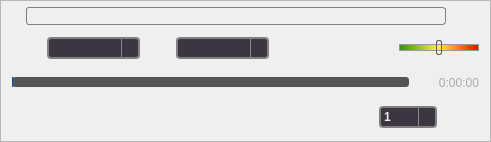
Old version of the form forms/qoverlayedcontrol.ui in the repository Jo2003/vlc_record.
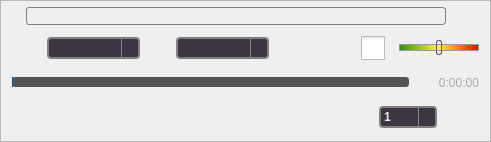
New version of the form. Icons and pictures are not drawn. Custom widgets are drawn as their Qt base class.

Commit message: add mute button

Patch:
```diff
--- a/forms/qoverlayedcontrol.ui
+++ b/forms/qoverlayedcontrol.ui
@@ -404,7 +404,26 @@
          </spacer>
         </item>
         <item>
-         <widget class="QLabel" name="labSound">
+             <widget class="QCheckBox" name="checkMute">
+              <property name="styleSheet">
+               <string notr="true"> QCheckBox#checkMute {
+     spacing: 5px;
+ }
+
+QCheckBox#checkMute::indicator {
+     width:  24px;
+     height: 24px;
+}
+
+QCheckBox#checkMute::indicator:unchecked {
+     image: url(:/player/sound_on);
+}
+
+QCheckBox#checkMute::indicator:checked {
+     image: url(:/player/sound_off);
+}
+</string>
+              </property>
           <property name="text">
            <string/>
           </property>
```
Left out of the diff: 3 changed lines with no effect on the pictures. Lines whose indentation alone changed are shown as unchanged. The commit also changes 11 other files.
